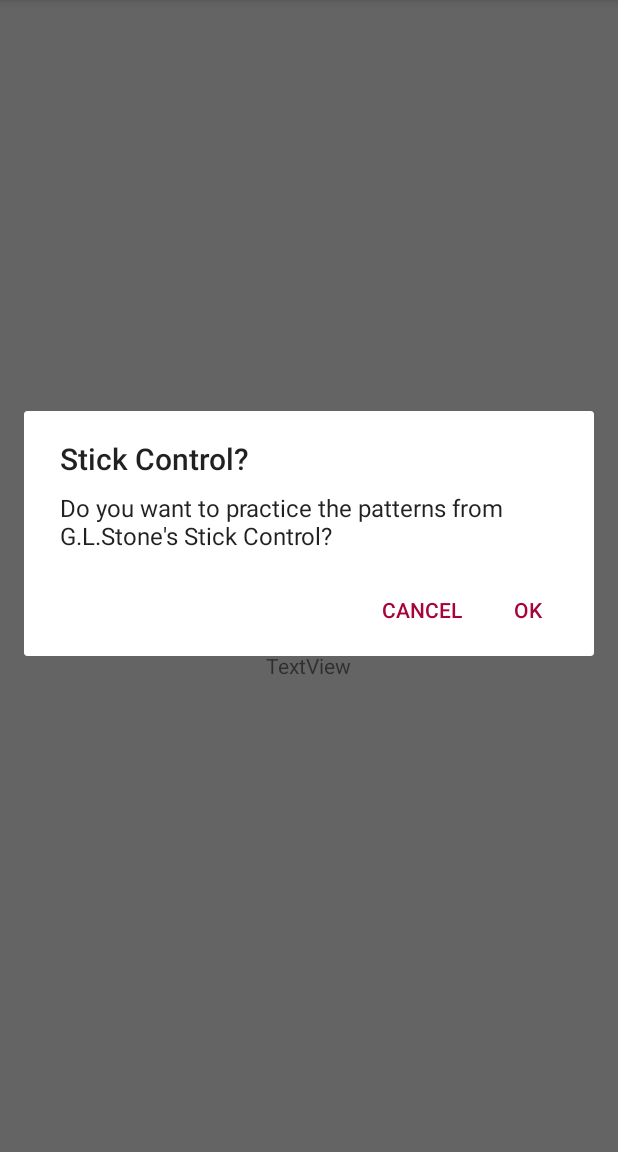
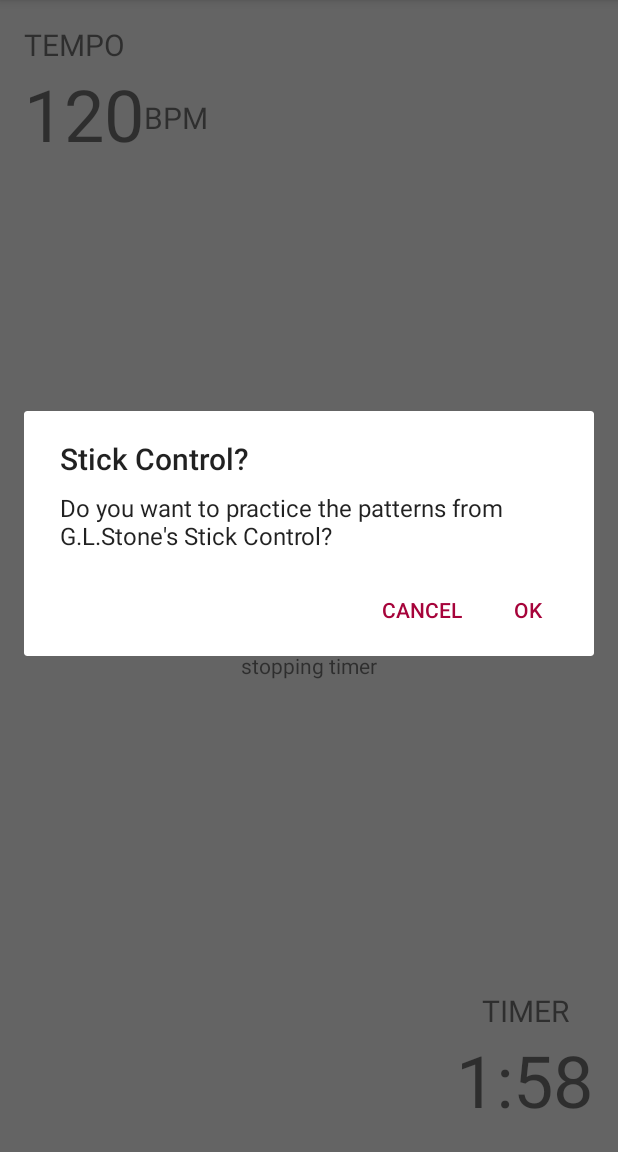
Before and after one commit to michaeloverman/StickIt, an Android app: the screen it shows after launch (StickItActivity), in the options menu, after a tap on "Stick Control Patterns", on a phone screen of 412 x 824 dp, the part 84-1236 px from its top. Run offline under Robolectric (Android 15) with nearby library versions, the phone set to English and light mode, and no system bars.

Commit message:
timer added; metronome labels added; met dialog started, but not functioning... damn number picker

```diff
--- a/app/build.gradle
+++ b/app/build.gradle
@@ -6,7 +6,7 @@ android {
 
     defaultConfig {
         applicationId "tech.michaeloverman.android.stickit"
-        minSdkVersion 16
+        minSdkVersion 21
         targetSdkVersion 23
         versionCode 1
         versionName "1.0"
--- a/app/src/main/java/tech/michaeloverman/android/stickit/StonePatternsDialogFragment.java
+++ b/app/src/main/java/tech/michaeloverman/android/stickit/StonePatternsDialogFragment.java
@@ -26,7 +26,12 @@ public class StonePatternsDialogFragment extends AppCompatDialogFragment {
                         sendResult(Activity.RESULT_OK, true);
                     }
                 })
-                .setNegativeButton(android.R.string.no, null);
+                .setNegativeButton(android.R.string.no, new DialogInterface.OnClickListener() {
+                    @Override
+                    public void onClick(DialogInterface dialog, int which) {
+                        sendResult(Activity.RESULT_OK, false);
+                    }
+                });
 
         return builder.create();
     }
--- a/app/src/main/res/layout/fragment_stickit.xml
+++ b/app/src/main/res/layout/fragment_stickit.xml
@@ -64,4 +64,60 @@
         android:textAlignment="center"
         android:layout_centerHorizontal="true"/>
 
+    <TextView
+        android:text="2:00"
+        android:layout_width="wrap_content"
+        android:layout_height="wrap_content"
+        android:layout_alignParentBottom="true"
+        android:layout_alignParentRight="true"
+        android:layout_alignParentEnd="true"
+        android:id="@+id/countdown"
+        android:textSize="48sp"
+        android:textAlignment="textEnd"/>
+
+    <TextView
+        android:text="TIMER"
+        android:layout_width="wrap_content"
+        android:layout_height="wrap_content"
+        android:layout_above="@+id/countdown"
+        android:layout_alignParentRight="true"
+        android:layout_alignParentEnd="true"
+        android:id="@+id/timer_label"
+        android:textSize="20sp"
+        android:textAlignment="center"
+        android:layout_alignLeft="@+id/countdown"
+        android:layout_alignStart="@+id/countdown"/>
+
+    <TextView
+        android:text="TEMPO"
+        android:layout_width="wrap_content"
+        android:layout_height="wrap_content"
+        android:layout_alignParentTop="true"
+        android:layout_alignParentLeft="true"
+        android:layout_alignParentStart="true"
+        android:id="@+id/metronome_label"
+        android:textSize="20sp"
+        android:textAlignment="center"/>
+
+    <TextView
+        android:text="120"
+        android:layout_width="wrap_content"
+        android:layout_height="wrap_content"
+        android:layout_below="@+id/metronome_label"
+        android:layout_alignParentLeft="true"
+        android:layout_alignParentStart="true"
+        android:id="@+id/tempo_marking"
+        android:textSize="48sp"/>
+
+    <TextView
+        android:text="BPM"
+        android:layout_width="wrap_content"
+        android:layout_height="wrap_content"
+        android:layout_alignBottom="@+id/tempo_marking"
+        android:layout_toRightOf="@+id/tempo_marking"
+        android:layout_toEndOf="@+id/tempo_marking"
+        android:layout_marginBottom="16dp"
+        android:id="@+id/bpm_label"
+        android:textSize="20dp"/>
+
 </RelativeLayout>
--- a/app/src/main/res/values/strings.xml
+++ b/app/src/main/res/values/strings.xml
@@ -23,6 +23,7 @@
     <string name="stone_pattern_string">Stick Control Patterns</string>
     <string name="stick_control_question">Stick Control?</string>
     <string name="stick_control_dialog_message">Do you want to practice the patterns from G.L.Stone\'s Stick Control?</string>
+    <string name="set_new_tempo">Set New Tempo...</string>
     <string-array name="spacing_options">
         <item>None (RLRLRLR)</item>
         <item>Paired Big-Small (RLRL RLR)</item>
```
Also changed, not shown: app/src/main/java/tech/michaeloverman/android/stickit/StickItFragment.java (+79 -14 lines), app/src/main/java/tech/michaeloverman/android/stickit/TempoMarkingDialogFragment.java (added, +62 -0 lines), app/src/main/java/tech/michaeloverman/android/stickit/TimePickerDialog.java (added, +31 -0 lines), app/src/main/res/layout/number_picker_dialog_layout.xml (added, +9 -0 lines).
